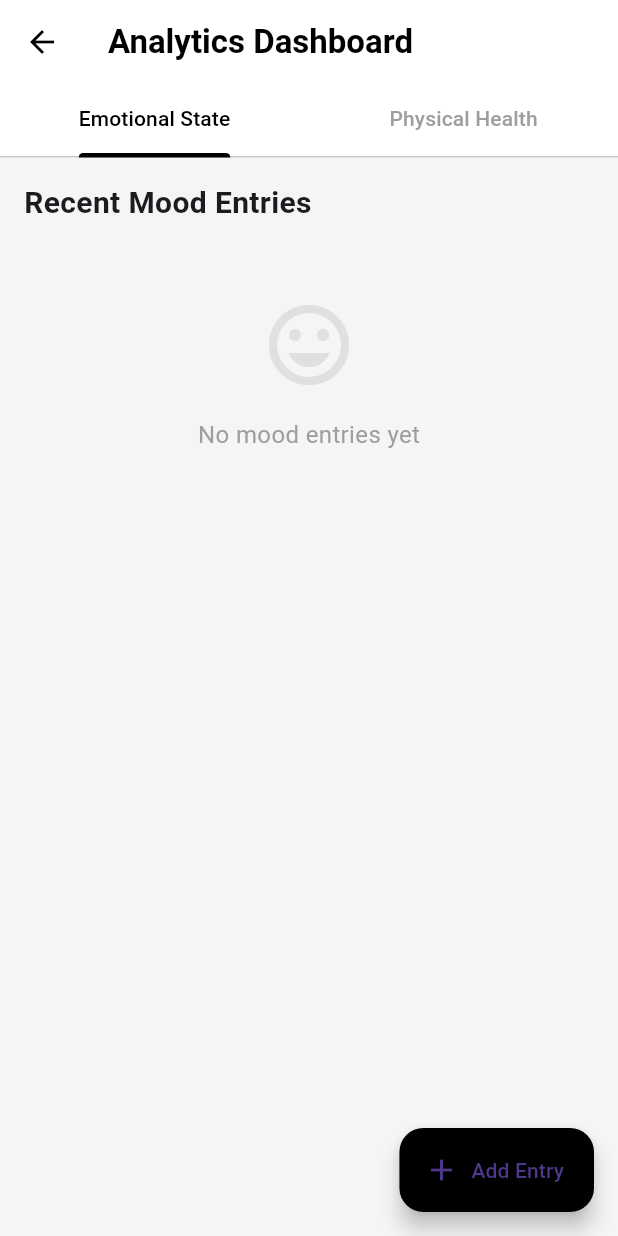
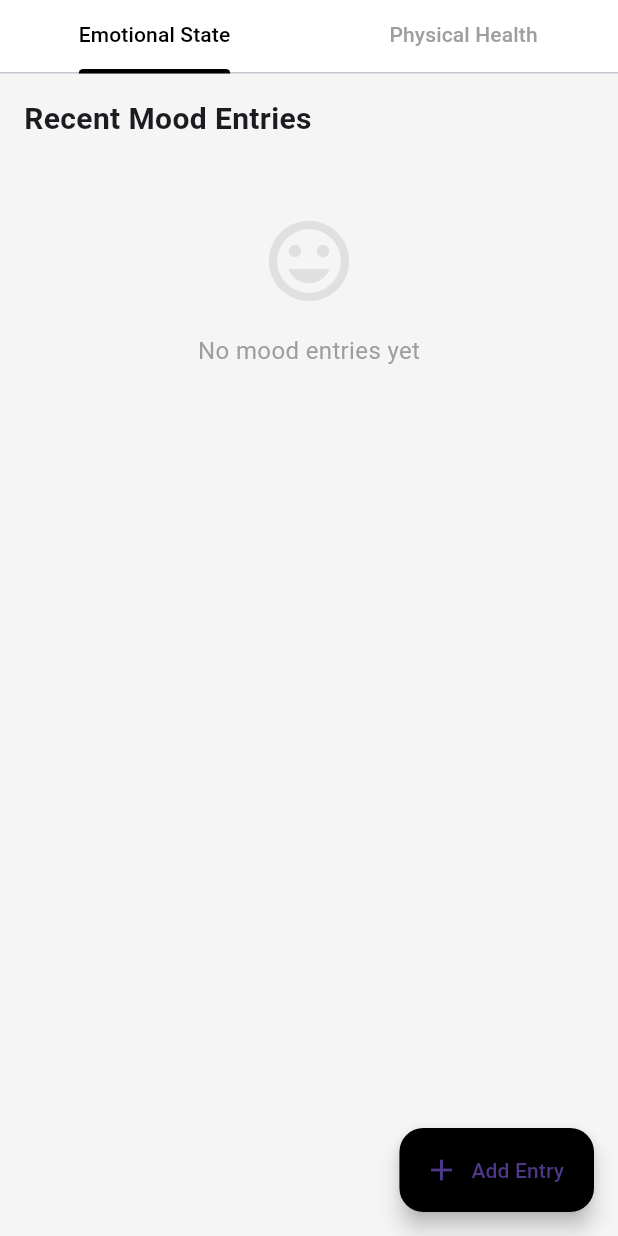
Before and after one commit to Mobile-Dev-upc/psymed-flutter, a Flutter app: the AnalyticsScreen screen opened directly, on a phone screen of 412 x 824 dp. Run offline on Flutter 3.47's test engine with Material 3 defaults, Android fonts, the phone set to English and light mode, and no system bars; our stand-ins replace fl_chart; accounts and stored records are empty.

```diff
--- a/lib/screens/analytics_screen.dart
+++ b/lib/screens/analytics_screen.dart
@@ -91,17 +91,23 @@ class _AnalyticsScreenState extends State<AnalyticsScreen> with SingleTickerProv
 
   @override
   Widget build(BuildContext context) {
+    return Consumer<AnalyticsProvider>(
+      builder: (context, analyticsProvider, child) {
+        if (analyticsProvider.isLoading) {
           return Scaffold(
             backgroundColor: Colors.grey[100],
-      appBar: AppBar(
-        title: const Text(
-          'Analytics Dashboard',
-          style: TextStyle(fontWeight: FontWeight.bold),
-        ),
-        backgroundColor: Colors.white,
-        foregroundColor: Colors.black,
-        elevation: 0,
-        bottom: TabBar(
+            body: const Center(child: CircularProgressIndicator()),
+          );
+        }
+
+        return Scaffold(
+          backgroundColor: Colors.grey[100],
+          body: Column(
+            children: [
+              // TabBar sin AppBar
+              Container(
+                color: Colors.white,
+                child: TabBar(
                   controller: _tabController,
                   labelColor: Colors.black,
                   unselectedLabelColor: Colors.grey,
@@ -113,13 +119,9 @@ class _AnalyticsScreenState extends State<AnalyticsScreen> with SingleTickerProv
                   ],
                 ),
               ),
-      body: Consumer<AnalyticsProvider>(
-        builder: (context, analyticsProvider, child) {
-          if (analyticsProvider.isLoading) {
-            return const Center(child: CircularProgressIndicator());
-          }
-
-          return RefreshIndicator(
+              // TabBarView
+              Expanded(
+                child: RefreshIndicator(
                   onRefresh: _loadAnalytics,
                   child: TabBarView(
                     controller: _tabController,
@@ -128,8 +130,9 @@ class _AnalyticsScreenState extends State<AnalyticsScreen> with SingleTickerProv
                       _buildPhysicalTab(analyticsProvider),
                     ],
                   ),
-          );
-        },
+                ),
+              ),
+            ],
           ),
           floatingActionButton: FloatingActionButton.extended(
             onPressed: () => _showAddEntryDialog(),
@@ -137,6 +140,8 @@ class _AnalyticsScreenState extends State<AnalyticsScreen> with SingleTickerProv
             label: const Text('Add Entry'),
             icon: const Icon(Icons.add),
           ),
+        );
+      },
     );
   }
 
```
Also changed, not shown: lib/screens/home_screen.dart (+42 -6 lines), lib/screens/tasks_screen.dart (+17 -17 lines). Lines whose indentation alone changed are shown as unchanged.
